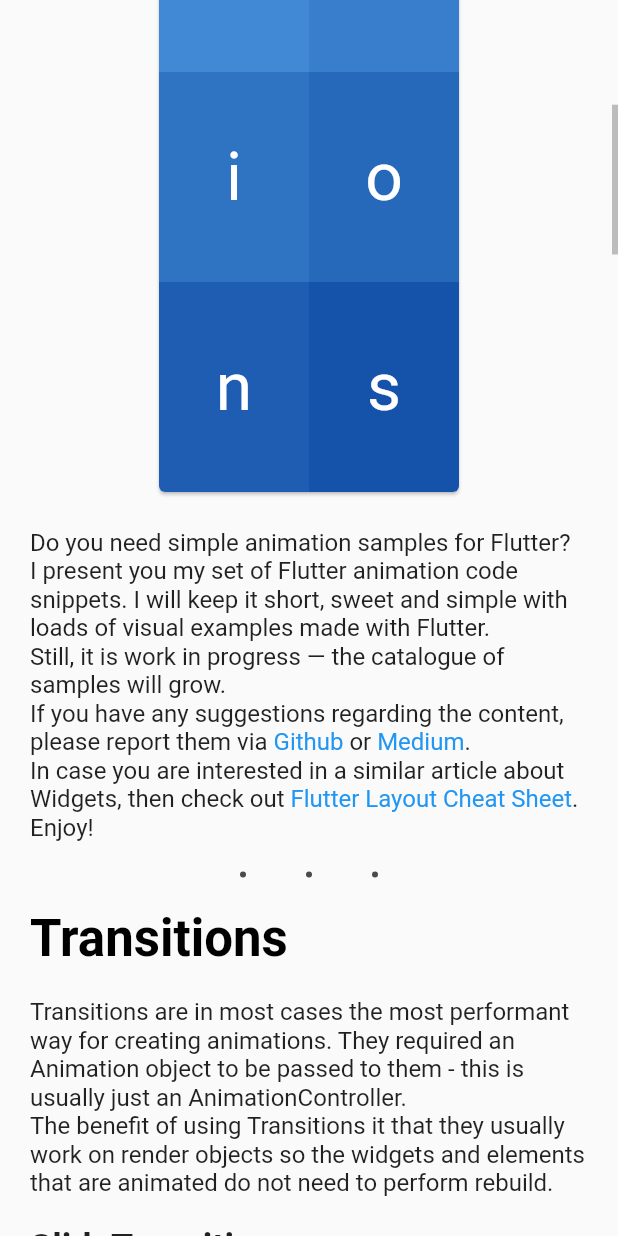
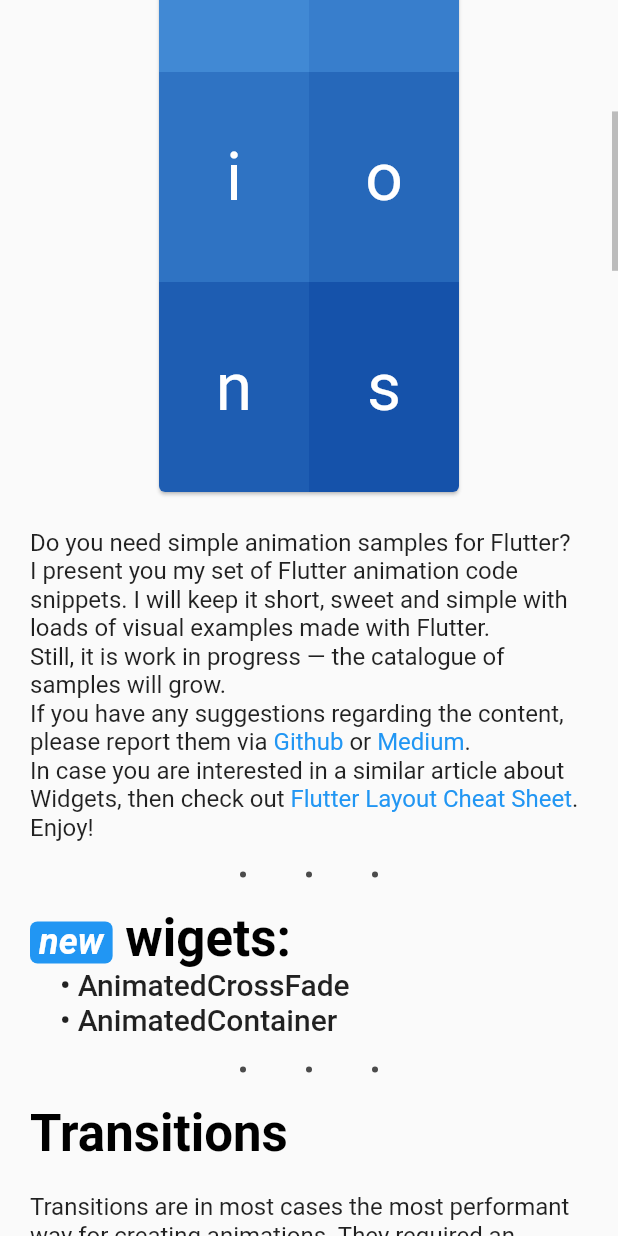
Before and after one commit to tomaszpolanski/flutter-animations, a Flutter app: the screen it shows after launch, scrolled down 576 dp, on a phone screen of 412 x 824 dp. Run offline on Flutter 3.47's test engine with Material 2 defaults, Android fonts, the phone set to English and light mode, and no system bars; missing offline and left inert: dart:html, flutter_web, flutter_web_ui; project files that could hold a hidden picture were left out.

Commit message:
Adding new section (#33)

```diff
--- a/lib/animations_cheat_sheet.dart
+++ b/lib/animations_cheat_sheet.dart
@@ -4,6 +4,7 @@ import 'package:animation_cheat_page/shared/interop.dart';
 import 'package:animation_cheat_page/shared/material_import.dart';
 import 'package:animation_cheat_page/shared/ui/description.dart';
 import 'package:animation_cheat_page/shared/ui/header.dart';
+import 'package:animation_cheat_page/shared/ui/new_section.dart';
 import 'package:animation_cheat_page/shared/ui/section.dart';
 import 'package:animation_cheat_page/shared/ui/separator.dart';
 import 'package:animation_cheat_page/transitions/all_transitions.dart'
@@ -121,6 +122,12 @@ class __AnimationProviderState extends State<_AnimationProvider>
           ),
           const Align(child: Description()),
           const Align(child: Separator()),
+          Align(
+            child: NewSection(
+              transitions: transitions.allTransitions,
+              animated: animated.allAnimatedWidgets,
+            ),
+          ),
           const SectionHeader(
             title: Text('Transitions'),
             child: Text(transitions.description),
--- /dev/null
+++ b/lib/shared/ui/new_section.dart
@@ -0,0 +1,57 @@
+import 'package:animation_cheat_page/shared/ui/section.dart';
+import 'package:animation_cheat_page/shared/ui/separator.dart';
+import 'package:animation_cheat_page/transitions/all_transitions.dart';
+
+import '../material_import.dart';
+import 'new_label.dart';
+
+class NewSection extends StatelessWidget {
+  const NewSection({
+    Key key,
+    @required this.transitions,
+    @required this.animated,
+  })  : assert(transitions != null),
+        assert(animated != null),
+        super(key: key);
+
+  final List<Example> transitions;
+  final List<Example> animated;
+
+  @override
+  Widget build(BuildContext context) {
+    final children = [
+      ...transitions.where((example) => showNew(example.released)),
+      ...animated.where((example) => showNew(example.released)),
+    ]
+        .map((example) => Text(
+              '    • ${example.title}',
+              style: Theme.of(context).textTheme.title,
+            ))
+        .toList(growable: false);
+    return children.isNotEmpty
+        ? Container(
+            width: 640,
+            padding: const EdgeInsets.symmetric(horizontal: 20),
+            child: Column(
+              crossAxisAlignment: CrossAxisAlignment.start,
+              children: [
+                Row(
+                  crossAxisAlignment: CrossAxisAlignment.baseline,
+                  textBaseline: TextBaseline.alphabetic,
+                  children: [
+                    NewLabel(),
+                    Text(
+                      ' wigets:',
+                      style: Theme.of(context).textTheme.display1.copyWith(
+                          fontWeight: FontWeight.bold, color: Colors.black),
+                    ),
+                  ],
+                ),
+                ...children,
+                const Align(child: Separator()),
+              ],
+            ),
+          )
+        : const SizedBox();
+  }
+}
--- a/lib/shared/ui/section.dart
+++ b/lib/shared/ui/section.dart
@@ -61,7 +61,7 @@ class _SectionState extends State<Section> with SingleTickerProviderStateMixin {
         child: Column(
           crossAxisAlignment: CrossAxisAlignment.start,
           children: <Widget>[
-            _SectionTitle(
+            SectionTitle(
               title: widget.title,
               released: widget.released,
             ),
@@ -159,8 +159,8 @@ class SectionHeader extends StatelessWidget {
   }
 }
 
-class _SectionTitle extends StatelessWidget {
-  const _SectionTitle({
+class SectionTitle extends StatelessWidget {
+  const SectionTitle({
     Key key,
     @required this.title,
     @required this.released,
@@ -173,8 +173,6 @@ class _SectionTitle extends StatelessWidget {
 
   @override
   Widget build(BuildContext context) {
-    // TODO(tomek) use cookies when they start working
-    final showNew = DateTime.now().toUtc().difference(released).inDays < 5;
     final titleWidget = Text(
       title,
       style: Theme.of(context)
@@ -182,7 +180,7 @@ class _SectionTitle extends StatelessWidget {
           .headline
           .copyWith(fontWeight: FontWeight.bold),
     );
-    return showNew
+    return showNew(released)
         ? Wrap(
             spacing: 8,
             children: [
@@ -193,3 +191,8 @@ class _SectionTitle extends StatelessWidget {
         : titleWidget;
   }
 }
+
+bool showNew(DateTime released) {
+  // TODO(tomek) use cookies when they start working
+  return DateTime.now().toUtc().difference(released).inDays < 5;
+}
```
